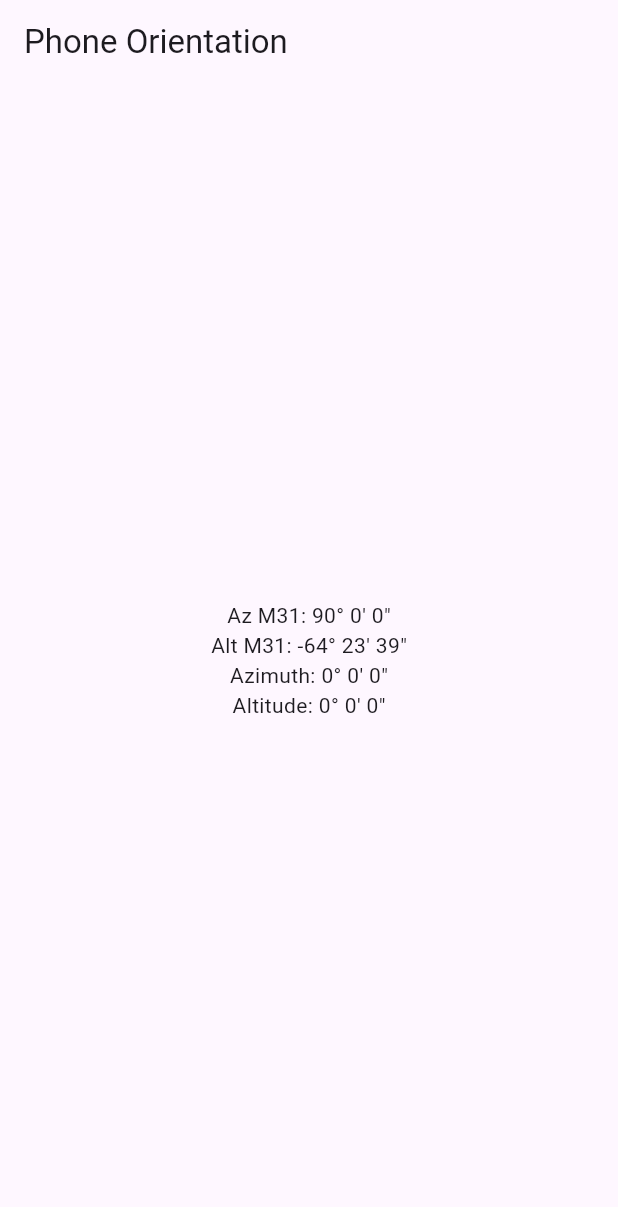
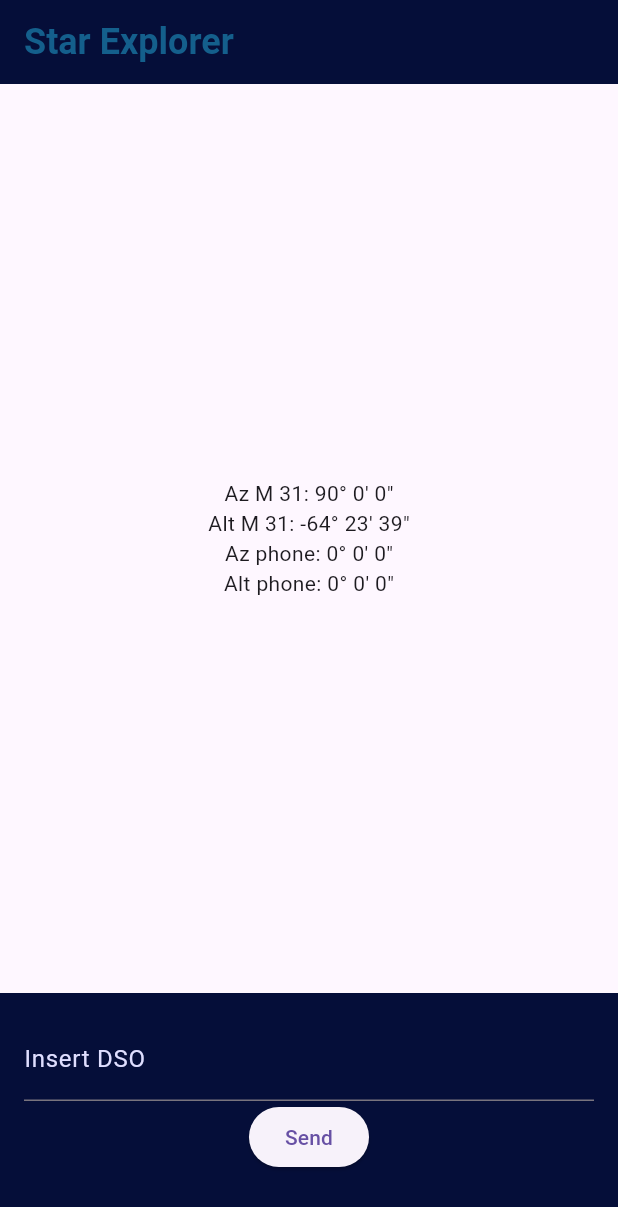
Before and after one commit to FrancescoGonzalez/StarExplorer, a Flutter app: the screen it shows after launch, on a phone screen of 412 x 824 dp. Shown: the top 1207 px of the screen. Run offline on Flutter 3.47's test engine with Material 3 defaults, Android fonts, the phone set to English and light mode, and no system bars; our stand-ins replace flutter_compass, geolocator, sensors_plus; network calls fail.

Commit message:
Updated graphics, and created new components

```diff
--- a/lib/main.dart
+++ b/lib/main.dart
@@ -1,13 +1,12 @@
 import 'package:flutter/material.dart';
 import 'package:sensors_plus/sensors_plus.dart';
-import 'dart:math';
 import 'package:flutter_compass/flutter_compass.dart';
 import 'package:geolocator/geolocator.dart';
 
 import 'calculator.dart';
 import 'location.dart';
 import 'rest.dart';
-import 'package:star_explorer/model/space_object_data.dart';
+import '/model/space_object_data.dart';
 
 void main() => runApp(MyApp());
 
@@ -34,21 +33,25 @@ class StargazingApp extends StatefulWidget {
 }
 
 class _StargazingAppState extends State<StargazingApp> {
-  double _roll = 0.0;    // Roll (rotation around z-axis)
-  double _azimuth = 0.0; // Azimuth (angle between phone's direction and magnetic north)
+  double _roll = 0.0;
+  double _azimuth = 0.0;
   double lat = 0.0;
   double lon = 0.0;
   double ra = 0.0;
   double dec = 0.0;
 
+  Color nightSkyColor = Color.fromARGB(255, 5, 14, 57);
+
   List<double> _accelerometerValues = [0.0, 0.0, 0.0];
+  final TextEditingController textController = TextEditingController();
+  String objectName = "M 31";
 
   @override
   void initState() {
     super.initState();
 
     updatePosition();
-    updateSpaceObjectCoordinates('M31');
+    updateSpaceObjectCoordinates('M31'); //base value
 
     // Listen to accelerometer events for roll calculation
     accelerometerEvents.listen((AccelerometerEvent event) {
@@ -59,7 +62,7 @@ class _StargazingAppState extends State<StargazingApp> {
     // Listen to compass events for azimuth calculation
     FlutterCompass.events?.listen((CompassEvent event) {
       setState(() {
-        _azimuth = event.heading ?? 0; // Heading might be null
+        _azimuth = event.heading ?? 0;
       });
     });
   }
@@ -68,19 +71,6 @@ class _StargazingAppState extends State<StargazingApp> {
     setState(() {
       _roll = calculateOrientation(_accelerometerValues);
     });
-  }
-
-  void _calculateOrientation() {
-    List<double> acc = _accelerometerValues;
-
-    // Normalize accelerometer values
-    double normAcc = sqrt(acc[0] * acc[0] + acc[1] * acc[1] + acc[2] * acc[2]);
-    acc[0] = acc[0] / normAcc;
-    acc[1] = acc[1] / normAcc;
-    acc[2] = acc[2] / normAcc;
-
-    // Calculate roll (rotation around y-axis)
-    _roll = atan2(acc[1], acc[2]) * (180 / pi) - 90; // "- 90" to make 0° when phone is vertical
   }
 
   void updatePosition() async {
@@ -109,28 +99,54 @@ class _StargazingAppState extends State<StargazingApp> {
 
   @override
   Widget build(BuildContext context) {
-
-    List<double> altAzM31 = convertRaDecToAltAz(
-    ra,
-    dec,
-    lat,
-    lon,
-    DateTime.now().toUtc()
-    );
+    List<double> altAz =
+        convertRaDecToAltAz(ra, dec, lat, lon, DateTime.now().toUtc());
 
     return Scaffold(
       appBar: AppBar(
-        title: const Text('Phone Orientation'),
+        title: const Text('Star Explorer'),
+        titleTextStyle: TextStyle(
+            color: const Color.fromARGB(225, 22, 106, 151),
+            fontSize: 24,
+            fontWeight: FontWeight.bold),
+        backgroundColor: nightSkyColor,
       ),
       body: Center(
         child: Column(
           mainAxisAlignment: MainAxisAlignment.center,
           children: [
-            Text('Az M31: ${degreesToString(altAzM31[1])}'),
-            Text('Alt M31: ${degreesToString(altAzM31[0])}'),
-            Text('Azimuth: ${degreesToString(_azimuth)}'),
-            Text('Altitude: ${degreesToString(_roll)}'),
+            Text('Az $objectName: ${degreesToString(altAz[1])}'),
+            Text('Alt $objectName: ${degreesToString(altAz[0])}'),
+            Text('Az phone: ${degreesToString(_azimuth)}'),
+            Text('Alt phone: ${degreesToString(_roll)}'),
           ],
+        ),
+      ),
+      bottomNavigationBar: Container(
+        color: nightSkyColor,
+        child: Padding(
+          padding: EdgeInsets.all(16.0),
+          child: SizedBox(
+            width: 200,
+            height: 130,
+            child: Column(
+              children: [
+                TextField(
+                  controller: textController,
+                  decoration: InputDecoration(
+                      labelText: "Insert DSO",
+                      labelStyle: TextStyle(color: const Color.fromARGB(255, 223, 222, 255))),
+                  style: TextStyle(color: Colors.white, fontWeight: FontWeight.bold),
+                ),
+                ElevatedButton(
+                    onPressed: () {
+                      updateSpaceObjectCoordinates(textController.text);
+                      objectName = textController.text;
+                    },
+                    child: Text("Send",)),
+              ],
+            ),
+          ),
         ),
       ),
     );
```
